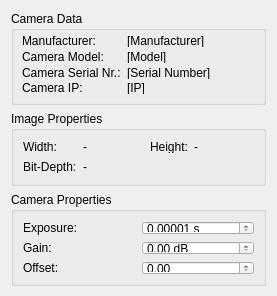
Qt form Vistek/dockWidgetVistek.ui (itom-project/plugins) before a commit.
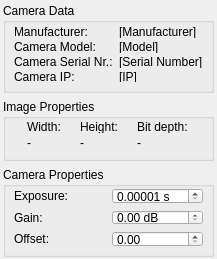
The same form after that commit.

Patch:
```diff
--- a/Vistek/dockWidgetVistek.ui
+++ b/Vistek/dockWidgetVistek.ui
@@ -6,20 +6,23 @@
    <rect>
     <x>0</x>
     <y>0</y>
-    <width>277</width>
-    <height>296</height>
+    <width>192</width>
+    <height>259</height>
    </rect>
   </property>
   <property name="minimumSize">
    <size>
     <width>0</width>
-    <height>284</height>
+    <height>100</height>
    </size>
   </property>
   <property name="windowTitle">
    <string>Form</string>
   </property>
   <layout class="QVBoxLayout" name="verticalLayout">
+   <property name="margin">
+    <number>3</number>
+   </property>
    <item>
     <widget class="QGroupBox" name="groupBox_3">
      <property name="sizePolicy">
@@ -160,6 +163,24 @@
       <string>Image Properties</string>
      </property>
      <layout class="QGridLayout" name="gridLayout">
+      <property name="leftMargin">
+       <number>8</number>
+      </property>
+      <property name="topMargin">
+       <number>1</number>
+      </property>
+      <property name="rightMargin">
+       <number>8</number>
+      </property>
+      <property name="bottomMargin">
+       <number>8</number>
+      </property>
+      <property name="horizontalSpacing">
+       <number>6</number>
+      </property>
+      <property name="verticalSpacing">
+       <number>3</number>
+      </property>
       <item row="0" column="0">
        <widget class="QLabel" name="label_3">
         <property name="sizePolicy">
@@ -180,39 +201,6 @@
        </widget>
       </item>
       <item row="0" column="1">
-       <widget class="QLabel" name="lblWidth">
-        <property name="text">
-         <string>-</string>
-        </property>
-       </widget>
-      </item>
-      <item row="3" column="0">
-       <widget class="QLabel" name="label_11">
-        <property name="sizePolicy">
-         <sizepolicy hsizetype="Maximum" vsizetype="Preferred">
-          <horstretch>0</horstretch>
-          <verstretch>0</verstretch>
-         </sizepolicy>
-        </property>
-        <property name="maximumSize">
-         <size>
-          <width>16777215</width>
-          <height>13</height>
-         </size>
-        </property>
-        <property name="text">
-         <string>Bit-Depth:</string>
-        </property>
-       </widget>
-      </item>
-      <item row="3" column="1">
-       <widget class="QLabel" name="lblBitDepth">
-        <property name="text">
-         <string>-</string>
-        </property>
-       </widget>
-      </item>
-      <item row="0" column="2">
        <widget class="QLabel" name="label_4">
         <property name="sizePolicy">
          <sizepolicy hsizetype="Maximum" vsizetype="Preferred">
@@ -231,13 +219,46 @@
         </property>
        </widget>
       </item>
-      <item row="0" column="3">
+      <item row="0" column="2">
+       <widget class="QLabel" name="label_11">
+        <property name="sizePolicy">
+         <sizepolicy hsizetype="Maximum" vsizetype="Preferred">
+          <horstretch>0</horstretch>
+          <verstretch>0</verstretch>
+         </sizepolicy>
+        </property>
+        <property name="maximumSize">
+         <size>
+          <width>16777215</width>
+          <height>13</height>
+         </size>
+        </property>
+        <property name="text">
+         <string>Bit depth:</string>
+        </property>
+       </widget>
+      </item>
+      <item row="1" column="0">
+       <widget class="QLabel" name="lblWidth">
+        <property name="text">
+         <string>-</string>
+        </property>
+       </widget>
+      </item>
+      <item row="1" column="1">
        <widget class="QLabel" name="lblHeight">
         <property name="text">
          <string>-</string>
         </property>
        </widget>
       </item>
+      <item row="1" column="2">
+       <widget class="QLabel" name="lblBitDepth">
+        <property name="text">
+         <string>-</string>
+        </property>
+       </widget>
+      </item>
      </layout>
     </widget>
    </item>
@@ -247,6 +268,18 @@
       <string>Camera Properties</string>
      </property>
      <layout class="QGridLayout" name="gridLayout_2">
+      <property name="leftMargin">
+       <number>8</number>
+      </property>
+      <property name="topMargin">
+       <number>1</number>
+      </property>
+      <property name="rightMargin">
+       <number>8</number>
+      </property>
+      <property name="bottomMargin">
+       <number>8</number>
+      </property>
       <item row="0" column="0">
        <widget class="QLabel" name="label_5">
         <property name="text">
```
